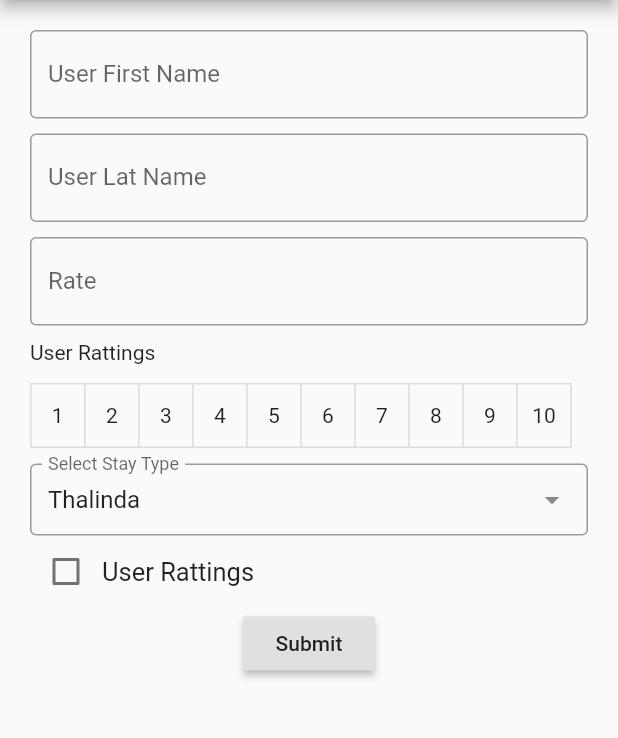
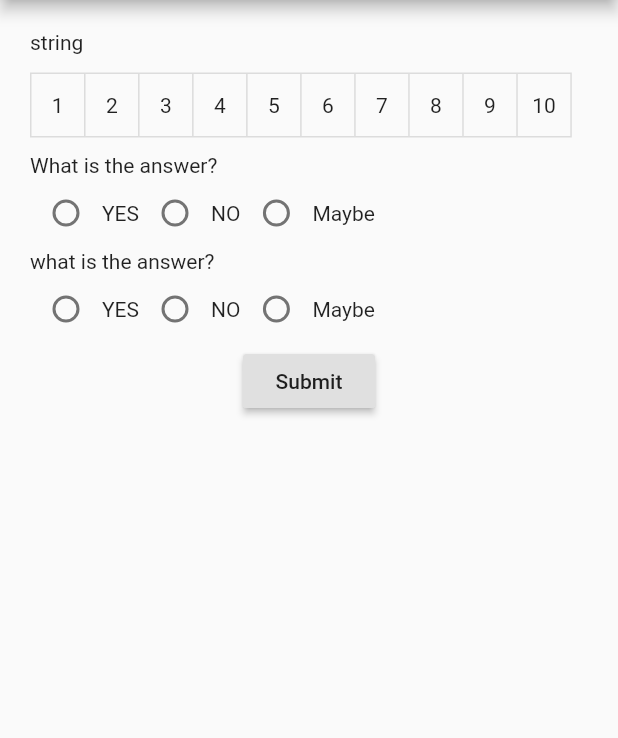
Before and after one commit to Thalinda/My_pcakages, a Flutter app: the screen it shows after launch, on a phone screen of 412 x 824 dp, the part 84-822 px from its top. Run offline on Flutter 3.47's test engine with Material 2 defaults, Android fonts, the phone set to English and light mode, and no system bars; drawn by our look-alikes of dropdown_search; missing offline and left inert: dart:ffi.

Commit message:
Added Dynamic Forms

```diff
--- a/lib/dynamic_forms.dart
+++ b/lib/dynamic_forms.dart
@@ -17,44 +17,87 @@ class _DynamicFormsState extends State<DynamicForms> {
   // final List<Map<String, dynamic>> _values = [];
   final List<Map<String, dynamic>> dataset = [
     {
-      'filed_type': 'TEXT',
-      'key': 'fname',
-      'label': 'User First Name',
-      'required': true,
+      "surveyQuizId": 1, //rating
+      "surveyId": 0,
+      "quizType": 0,
+      "quiz": "string",
+      "isRequired": 0
+    },
+
+    {
+      "surveyQuizId": 2, //rating
+      "surveyId": 0,
+      "quizType": 0,
+      "options": ['YES', 'NO', 'Maybe'],
+      "quiz": "What is the answer?",
+      "isRequired": 0
     },
     {
-      'filed_type': 'TEXT',
-      'key': 'lname',
-      'label': 'User Lat Name',
+      "surveyQuizId": 2, //rating
+      "surveyId": 0,
+      "quizType": 0,
+      "options": ['YES', 'NO', 'Maybe'],
+      "quiz": "what is the answer?",
+      "isRequired": 0
     },
-    {
-      'filed_type': 'TEXT',
-      'key': 'place',
-      'label': 'Rate',
-    },
-    {
-      'filed_type': 'TOGGLE',
-      'key': 'rattings_for_pace',
-      'limit': 10,
-      'label': 'User Rattings',
-    },
-    {
-      'filed_type': 'SELECT',
-      'key': 'select_type',
-      'items': [
-        {"name": "Thalinda", "id": "1"},
-        {"name": "Bandara", "id": "2"},
-        {"name": "Setting", "id": "3"},
-        {"name": 'Trying', "id": "4"}
-      ],
-      'label': 'Select Stay Type',
-    },
-    {
-      'filed_type': 'CHECKBOX',
-      'key': 'agree',
-      'label': 'User Rattings',
-    },
+
+    // {
+    //   "surveyQuizId": 2,//radio
+    //   "surveyId": 0,
+    //   "quizType": 0,
+    //   "option": ["no", "yes"],
+    //   "quiz": "string",
+    //   "isRequired": 0
+    // },
+    // {
+    //   "surveyQuizId": 3,//textbox
+    //   "surveyId": 0,
+    //   "quizType": 0,
+    //   "quiz": "string",
+    //   "isRequired": 0
+    // },
   ];
+
+  final Map serverdata = {
+    "surveyId": 0,
+    "surveyTitle": "string",
+    "description": "string",
+    "status": 0,
+    "surveyLink": "string",
+    "active": 0,
+    "createdDate": "2022-01-18T06:31:07.026Z",
+    "modifiedDate": "2022-01-18T06:31:07.026Z",
+    "surveyQuizInfo": [
+      {
+        "surveyQuizId": 1,
+        "surveyId": 0,
+        "quizType": 0,
+        "quiz": "string",
+        "isRequired": 0
+      },
+      {
+        "surveyQuizId": 2,
+        "surveyId": 0,
+        "quizType": 0,
+        "quiz": "string",
+        "isRequired": 0
+      },
+      {
+        "surveyQuizId": 3,
+        "surveyId": 0,
+        "quizType": 0,
+        "quiz": "string",
+        "isRequired": 0
+      },
+      {
+        "surveyQuizId": 3,
+        "surveyId": 0,
+        "quizType": 0,
+        "quiz": "string",
+        "isRequired": 0
+      }
+    ]
+  };
 
   @override
   void initState() {
--- a/packages/dynamicform/lib/calldynamic.dart
+++ b/packages/dynamicform/lib/calldynamic.dart
@@ -24,26 +24,24 @@ class _GenerateDyamicFormState extends State<GenerateDyamicForm> {
       shrinkWrap: true,
       itemCount: widget.dataset.length,
       itemBuilder: (context, index) {
-        return widget.dataset[index]['filed_type'] == "TEXT"
-            ? TextFieldFrom(
-                label: widget.dataset[index]['label'],
-                keyvalue: widget.dataset[index]['key'])
-            : widget.dataset[index]['filed_type'] == "TOGGLE"
-                ? RatingButton(
-                    keyvalue: widget.dataset[index]['key'],
-                    limit: widget.dataset[index]['limit'],
-                    label: widget.dataset[index]['label'])
-                : widget.dataset[index]['filed_type'] == "SELECT"
-                    ? SelectFiledSearchable(
-                        items: widget.dataset[index]['items'],
-                        label: widget.dataset[index]['label'],
-                        keyvale: widget.dataset[index]['key'])
-                    : widget.dataset[index]['filed_type'] == "CHECKBOX"
-                        ? CheckBoxField(
-                            label: widget.dataset[index]['label'],
-                            keyvalue: widget.dataset[index]['key'],
-                          )
-                        : Container();
+        print(widget.dataset[index]);
+        return widget.dataset[index]['surveyQuizId'] == 1
+            ? RatingButton(
+                keyvalue: widget.dataset[index]['surveyQuizId'].toString(),
+                limit: 10,
+                label: widget.dataset[index]['quiz'])
+            : widget.dataset[index]['surveyQuizId'] == 2
+                ? RadioButtons(
+                    label: widget.dataset[index]['quiz'],
+                    keyvalue: widget.dataset[index]['surveyQuizId'].toString(),
+                    options: widget.dataset[index]['options'],
+                  )
+                : widget.dataset[index]['surveyQuizId'] == 3
+                    ? TextFieldFrom(
+                        label: widget.dataset[index]['quiz'],
+                        keyvalue:
+                            widget.dataset[index]['surveyQuizId'].toString())
+                    : Container();
       },
     );
   }
--- a/packages/dynamicform/lib/commonfunction.dart
+++ b/packages/dynamicform/lib/commonfunction.dart
@@ -17,7 +17,7 @@ class CommonFunction {
 
   getformdata() {
     Map<String, dynamic> data1 = {};
-    print(CommonFunction.dataset);
+
     for (var i = 0; i < _values.length; i++) {
       data1[_values[i]['id']] = _values[i]['value'];
     }
--- a/packages/dynamicform/lib/dynamicform.dart
+++ b/packages/dynamicform/lib/dynamicform.dart
@@ -1,4 +1,6 @@
 library dynamicform;
+
+import 'dart:ffi';
 
 import 'package:flutter/material.dart';
 import 'package:dropdown_search/dropdown_search.dart';
@@ -9,4 +11,5 @@ part 'searchableselect.dart';
 part 'ratingbuttons.dart';
 part 'textfiledform.dart';
 part './calldynamic.dart';
+part './radiobutton.dart';
 /// A Calculator.
--- /dev/null
+++ b/packages/dynamicform/lib/radiobutton.dart
@@ -0,0 +1,82 @@
+part of dynamicform;
+
+// ignore: must_be_immutable
+class RadioButtons extends StatefulWidget {
+  RadioButtons(
+      {Key? key,
+      required this.label,
+      required this.keyvalue,
+      required this.options})
+      : super(key: key);
+  final String label;
+  final String keyvalue;
+  final List options;
+
+  CommonFunction common = CommonFunction();
+  final List<Map<String, dynamic>> _radiobuttons = [];
+
+  @override
+  State<RadioButtons> createState() => _RadioButtonsState();
+}
+
+class _RadioButtonsState extends State<RadioButtons> {
+  @override
+  Widget build(BuildContext context) {
+    String value = getMyRadiobutton(widget.keyvalue);
+    print(value);
+
+    return Column(
+      crossAxisAlignment: CrossAxisAlignment.start,
+      children: [
+        Text(widget.label),
+        Row(
+          children: widget.options
+              .map((e) => Row(
+                    children: [
+                      Radio(
+                          value: e.toString(),
+                          groupValue: value,
+                          onChanged: (bool) {
+                            _radioButtonUpdate(
+                                widget.keyvalue, bool.toString());
+                            widget.common._onUpdate(widget.keyvalue, bool);
+                            setState(() {});
+                          }),
+                      Text(e),
+                    ],
+                  ))
+              .toList(),
+        )
+      ],
+    );
+  }
+
+  // releated to checkbox buttons
+  void _radioButtonUpdate(key, val) {
+    for (int i = 0; i < widget._radiobuttons.length; i++) {
+      if (widget._radiobuttons[i]['id'] == key) {
+        widget._radiobuttons.removeAt(i);
+        break;
+      }
+    }
+
+    Map<String, dynamic> json = {'id': key, 'value': val};
+    widget._radiobuttons.add(json);
+    print(widget._radiobuttons);
+    setState(() {});
+  }
+
+  String getMyRadiobutton(key) {
+    String value = '';
+    for (int i = 0; i < widget._radiobuttons.length; i++) {
+      if (widget._radiobuttons[i]['id'] == key) {
+        value = widget._radiobuttons[i]['value'];
+      }
+    }
+    if (value != '') {
+      return value;
+    } else {
+      return '';
+    }
+  }
+}
--- a/pubspec.yaml
+++ b/pubspec.yaml
@@ -35,6 +35,10 @@ dependencies:
   dropdown_search: ^2.0.1
   dynamicform:
     path: packages/dynamicform
+  # dynamicform:
+  #   git:
+  #     url: https://github.com/Thalinda/My_pcakages/
+  #     path: packages/dynamicform
   flutter:
     sdk: flutter
   flutter_bloc: ^8.0.1
```
